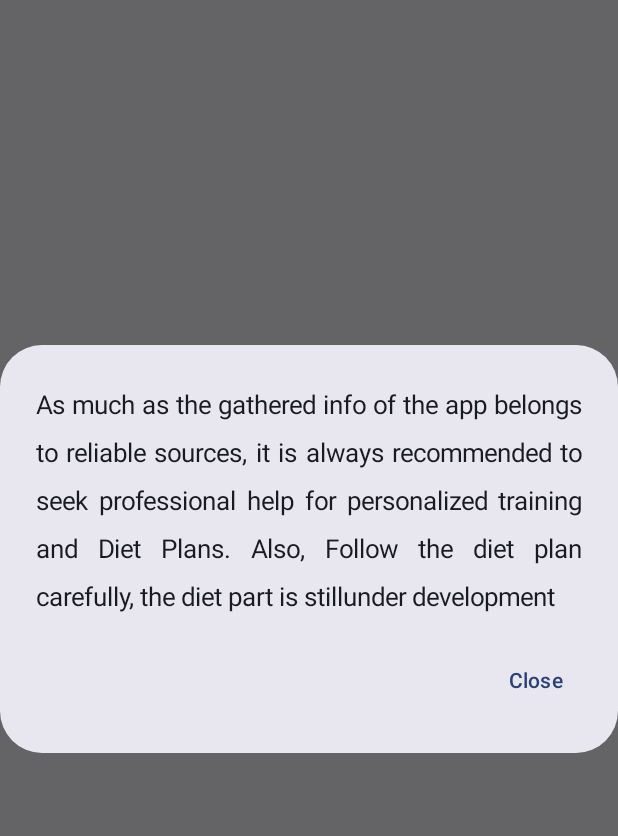
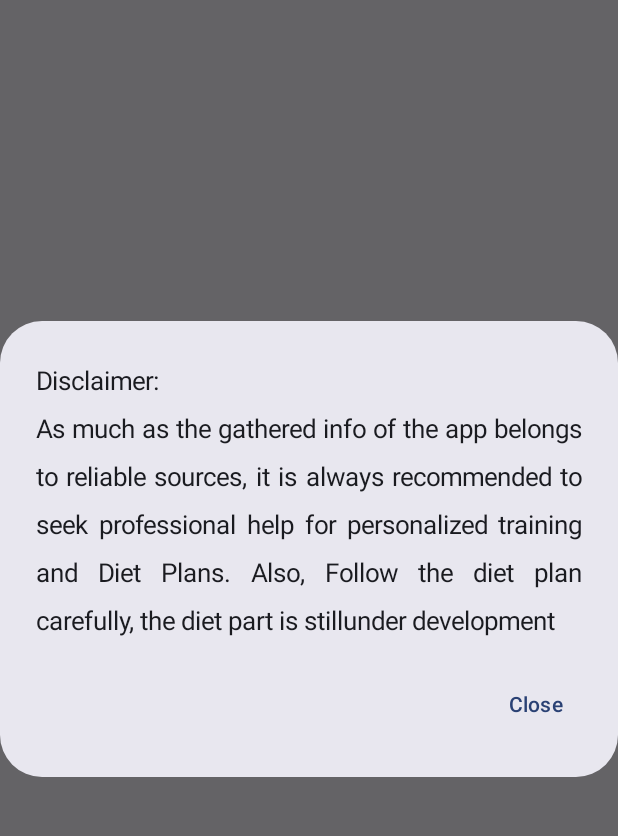
Before and after one commit to tauqirnizami/HealthEase, an Android app built with Jetpack Compose: the composable GameTopAppBar shown on its own in the app's theme, after a tap on "Disclaimer", on a phone screen of 412 x 824 dp, the part 69-905 px from its top. Run offline under Robolectric (Android 15) with nearby library versions, the phone set to English and light mode, and no system bars.

```diff
--- a/app/src/main/java/com/example/healthease/ui/theme/Navigation.kt
+++ b/app/src/main/java/com/example/healthease/ui/theme/Navigation.kt
@@ -76,7 +76,7 @@ fun GameTopAppBar(
                 }
                 if (disclaimer){
                     VegInfoDialog(
-                        text = "As much as the gathered info of the app belongs to reliable sources," +
+                        text = "Disclaimer:\nAs much as the gathered info of the app belongs to reliable sources," +
                                 " it is always recommended to seek professional help for personalized training" +
                                 " and Diet Plans. Also, Follow the diet plan carefully, the diet part is still" +
                                 "under development",
```
